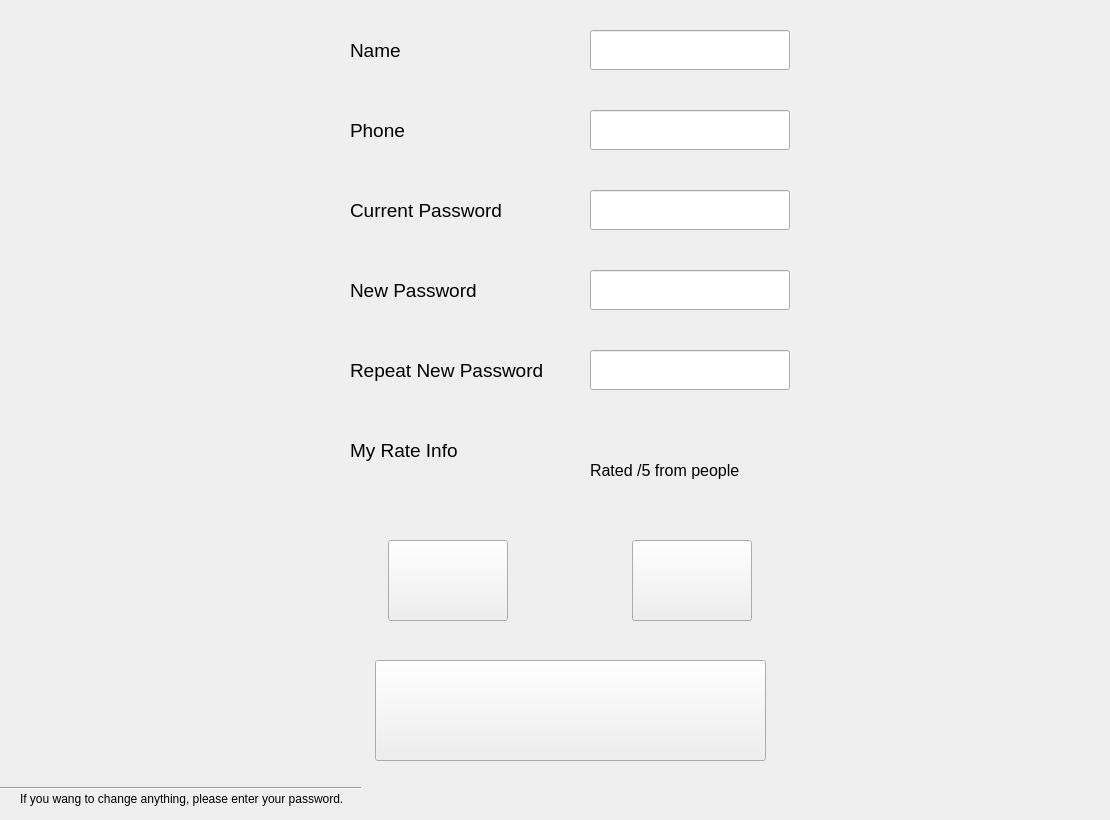
First picture: the form in aboutmewidget.ui, repository zrd96/restaurant, before the edit.
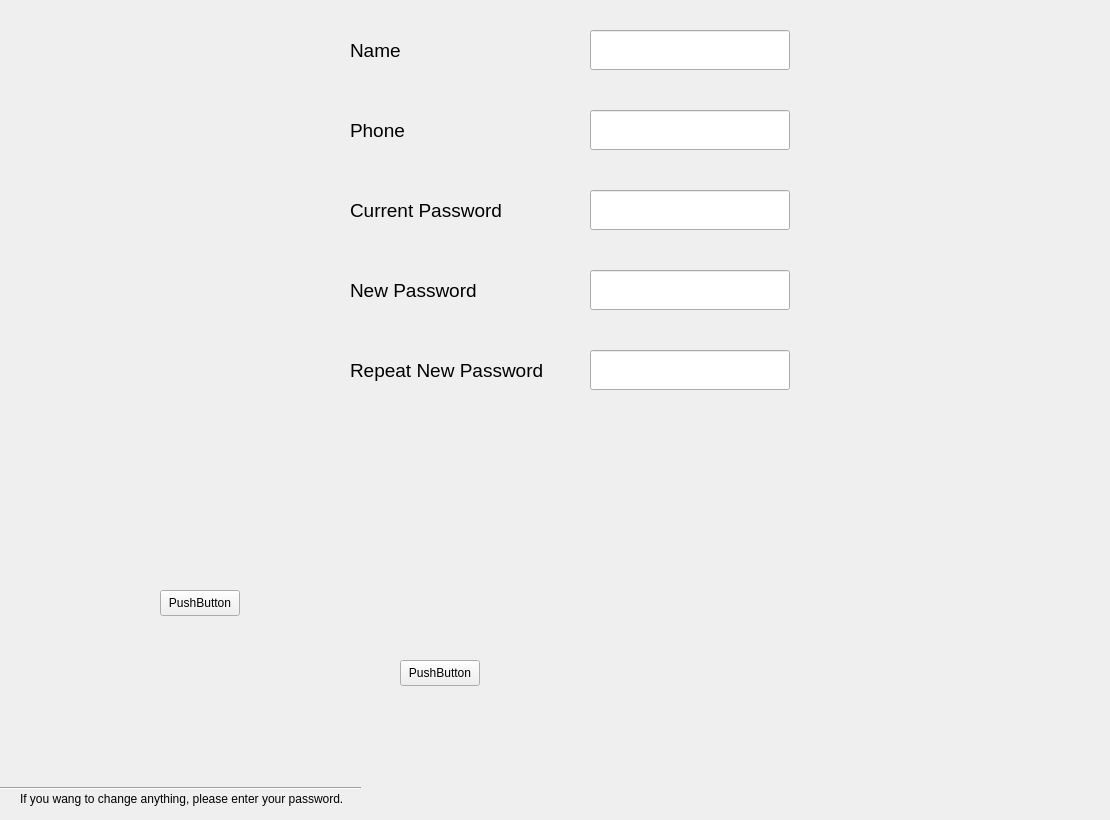
Second picture: the form after the edit. Icons and pictures are not drawn.

Diff of the .ui file:
```diff
--- a/aboutmewidget.ui
+++ b/aboutmewidget.ui
@@ -187,42 +187,6 @@
     <enum>QLineEdit::Password</enum>
    </property>
   </widget>
-  <widget class="QLabel" name="rateLabel">
-   <property name="geometry">
-    <rect>
-     <x>350</x>
-     <y>420</y>
-     <width>220</width>
-     <height>60</height>
-    </rect>
-   </property>
-   <property name="font">
-    <font>
-     <pointsize>14</pointsize>
-    </font>
-   </property>
-   <property name="text">
-    <string>My Rate Info</string>
-   </property>
-  </widget>
-  <widget class="QLabel" name="rateInfo">
-   <property name="geometry">
-    <rect>
-     <x>590</x>
-     <y>460</y>
-     <width>201</width>
-     <height>21</height>
-    </rect>
-   </property>
-   <property name="font">
-    <font>
-     <pointsize>12</pointsize>
-    </font>
-   </property>
-   <property name="text">
-    <string>Rated /5 from people</string>
-   </property>
-  </widget>
   <widget class="QLabel" name="label_8">
    <property name="geometry">
     <rect>
@@ -249,92 +213,10 @@
     <enum>Qt::Horizontal</enum>
    </property>
   </widget>
-  <widget class="QWidget" name="horizontalLayoutWidget">
-   <property name="geometry">
-    <rect>
-     <x>270</x>
-     <y>540</y>
-     <width>601</width>
-     <height>81</height>
-    </rect>
-   </property>
-   <layout class="QHBoxLayout" name="horizontalLayout">
-    <item>
-     <widget class="QPushButton" name="refreshInfoButton">
-      <property name="sizePolicy">
-       <sizepolicy hsizetype="Minimum" vsizetype="Minimum">
-        <horstretch>0</horstretch>
-        <verstretch>0</verstretch>
-       </sizepolicy>
-      </property>
-      <property name="minimumSize">
-       <size>
-        <width>80</width>
-        <height>0</height>
-       </size>
-      </property>
-      <property name="maximumSize">
-       <size>
-        <width>120</width>
-        <height>16777215</height>
-       </size>
-      </property>
-      <property name="text">
-       <string/>
-      </property>
-      <property name="icon">
-       <iconset resource="res.qrc">
-        <normaloff>:/res/img/img/refresh.png</normaloff>:/res/img/img/refresh.png</iconset>
-      </property>
-      <property name="iconSize">
-       <size>
-        <width>40</width>
-        <height>40</height>
-       </size>
-      </property>
-     </widget>
-    </item>
-    <item>
-     <widget class="QPushButton" name="submitInfoButton">
-      <property name="sizePolicy">
-       <sizepolicy hsizetype="Minimum" vsizetype="Minimum">
-        <horstretch>0</horstretch>
-        <verstretch>0</verstretch>
-       </sizepolicy>
-      </property>
-      <property name="minimumSize">
-       <size>
-        <width>80</width>
-        <height>0</height>
-       </size>
-      </property>
-      <property name="maximumSize">
-       <size>
-        <width>120</width>
-        <height>16777215</height>
-       </size>
-      </property>
-      <property name="text">
-       <string/>
-      </property>
-      <property name="icon">
-       <iconset resource="res.qrc">
-        <normaloff>:/res/img/img/save.png</normaloff>:/res/img/img/save.png</iconset>
-      </property>
-      <property name="iconSize">
-       <size>
-        <width>40</width>
-        <height>40</height>
-       </size>
-      </property>
-     </widget>
-    </item>
-   </layout>
-  </widget>
   <widget class="QPushButton" name="logoutButton">
    <property name="geometry">
     <rect>
-     <x>375</x>
+     <x>-1000</x>
      <y>660</y>
      <width>391</width>
      <height>101</height>
@@ -362,6 +244,32 @@
     <string>Return</string>
    </property>
   </widget>
+  <widget class="QPushButton" name="submitInfoButton">
+   <property name="geometry">
+    <rect>
+     <x>160</x>
+     <y>590</y>
+     <width>80</width>
+     <height>26</height>
+    </rect>
+   </property>
+   <property name="text">
+    <string>PushButton</string>
+   </property>
+  </widget>
+  <widget class="QPushButton" name="refreshInfoButton">
+   <property name="geometry">
+    <rect>
+     <x>400</x>
+     <y>660</y>
+     <width>80</width>
+     <height>26</height>
+    </rect>
+   </property>
+   <property name="text">
+    <string>PushButton</string>
+   </property>
+  </widget>
  </widget>
  <resources>
   <include location="res.qrc"/>
```
